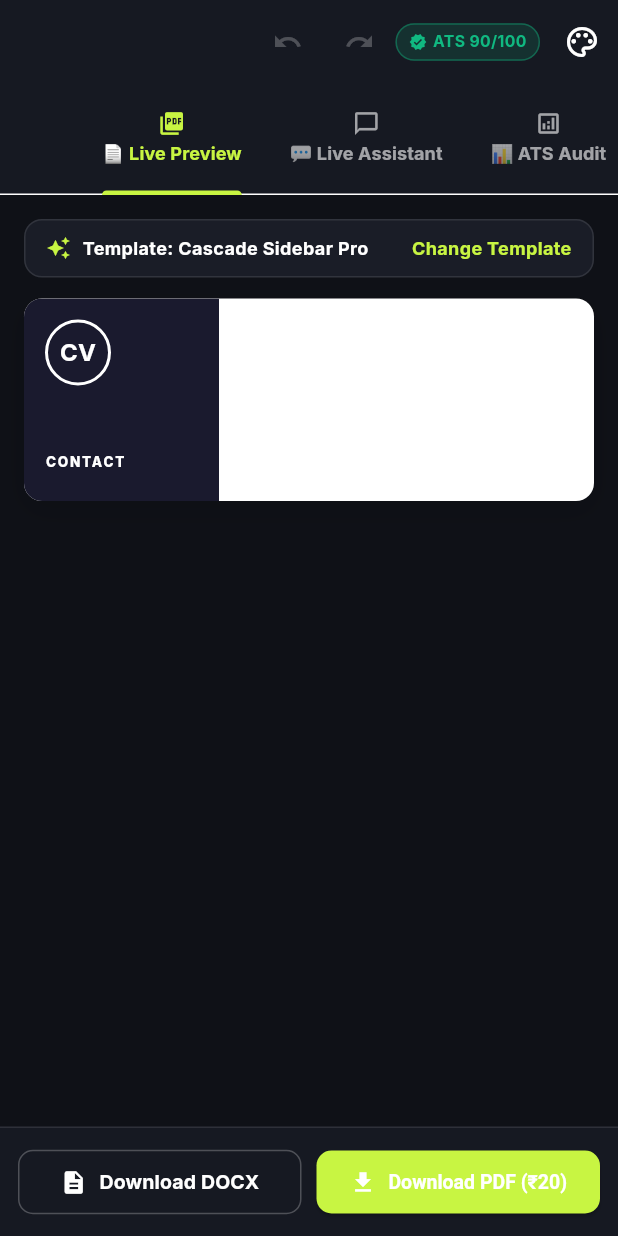
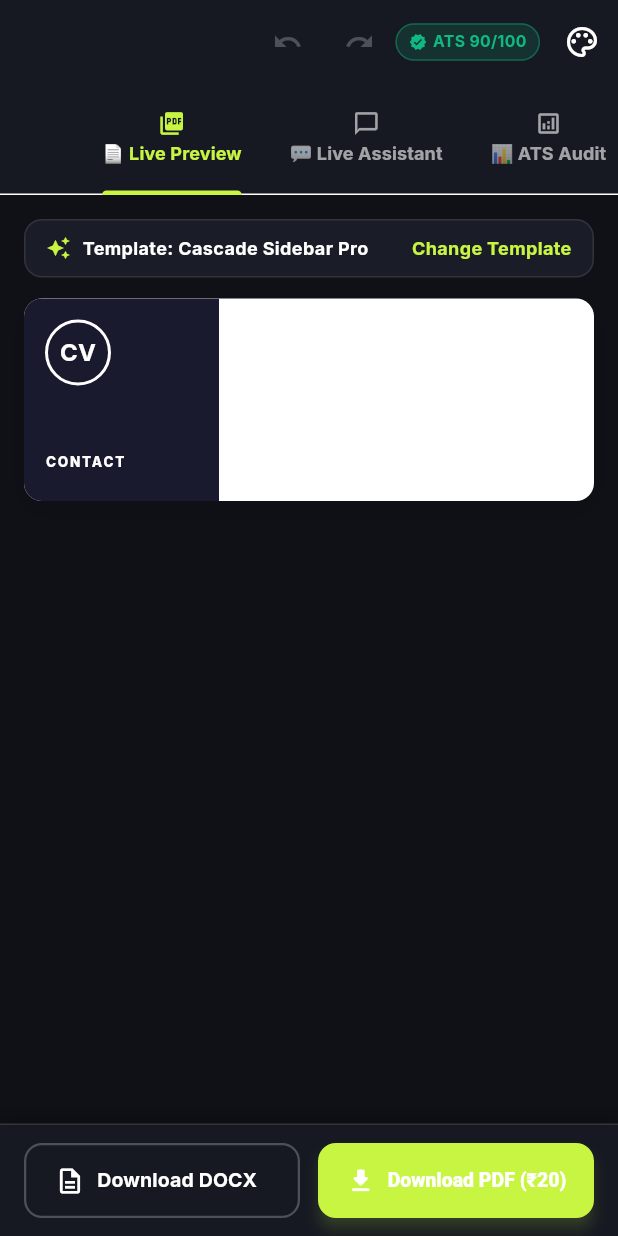
Before and after one commit to Gulabjamun99/resume_ai_pro-, a Flutter app: the ResultScreen screen opened directly with empty values, on a phone screen of 412 x 824 dp. Run offline on Flutter 3.47's test engine with Material 3 defaults, Android fonts, the phone set to English and light mode, and no system bars; our stand-ins replace file_picker, flutter_animate, google_fonts, open_file, shared_preferences; accounts and stored records are empty; network calls fail; statements that could not run were skipped.

Commit message:
Android Flagship Polish: Enhanced ResultScreen with Material 3 sticky action bar, 50dp touch targets, shadow elevation, and 60fps tab switching

```diff
--- a/lib/screens/result_screen.dart
+++ b/lib/screens/result_screen.dart
@@ -824,36 +824,57 @@ class _ResultScreenState extends State<ResultScreen> with SingleTickerProviderSt
       ),
 
       bottomNavigationBar: Container(
-        padding: const EdgeInsets.all(12),
-        decoration: const BoxDecoration(
-          color: Color(0xFF161922),
-          border: Border(top: BorderSide(color: Colors.white10)),
+        padding: const EdgeInsets.symmetric(horizontal: 16, vertical: 12),
+        decoration: BoxDecoration(
+          color: const Color(0xFF161922),
+          border: const Border(top: BorderSide(color: Colors.white12, width: 1)),
+          boxShadow: [
+            BoxShadow(
+              color: Colors.black.withValues(alpha: 0.3),
+              blurRadius: 10,
+              offset: const Offset(0, -4),
+            ),
+          ],
         ),
         child: SafeArea(
           child: Row(
             children: [
               Expanded(
-                child: OutlinedButton.icon(
-                  onPressed: _isDownloading ? null : () => _handleDownload('doc'),
-                  icon: const Icon(Icons.description, color: Colors.white, size: 18),
-                  label: const Text('Download DOCX', style: TextStyle(color: Colors.white, fontSize: 13, fontWeight: FontWeight.bold)),
-                  style: OutlinedButton.styleFrom(
-                    side: const BorderSide(color: Colors.white24),
-                    padding: const EdgeInsets.symmetric(vertical: 12),
-                    shape: RoundedRectangleBorder(borderRadius: BorderRadius.circular(10)),
+                child: SizedBox(
+                  height: 50,
+                  child: OutlinedButton.icon(
+                    onPressed: _isDownloading ? null : () => _handleDownload('doc'),
+                    icon: const Icon(Icons.description_outlined, color: Colors.white, size: 20),
+                    label: const Text(
+                      'Download DOCX',
+                      style: TextStyle(color: Colors.white, fontSize: 13, fontWeight: FontWeight.w700),
+                    ),
+                    style: OutlinedButton.styleFrom(
+                      side: const BorderSide(color: Colors.white24, width: 1.5),
+                      shape: RoundedRectangleBorder(borderRadius: BorderRadius.circular(12)),
+                    ),
                   ),
                 ),
               ),
-              const SizedBox(width: 10),
+              const SizedBox(width: 12),
               Expanded(
-                child: ElevatedButton.icon(
-                  onPressed: _isDownloading ? null : () => _handleDownload('pdf'),
-                  icon: const Icon(Icons.download, color: Colors.white, size: 18),
-                  label: Text(_isPaid ? 'Download PDF' : 'Download PDF (₹$_amount)', style: const TextStyle(color: Colors.white, fontSize: 13, fontWeight: FontWeight.bold)),
-                  style: ElevatedButton.styleFrom(
-                    backgroundColor: AppColors.accent,
-                    padding: const EdgeInsets.symmetric(vertical: 12),
-                    shape: RoundedRectangleBorder(borderRadius: BorderRadius.circular(10)),
+                child: SizedBox(
+                  height: 50,
+                  child: ElevatedButton.icon(
+                    onPressed: _isDownloading ? null : () => _handleDownload('pdf'),
+                    icon: _isDownloading
+                        ? const SizedBox(width: 18, height: 18, child: CircularProgressIndicator(color: Colors.white, strokeWidth: 2))
+                        : const Icon(Icons.download_rounded, color: Colors.white, size: 20),
+                    label: Text(
+                      _isPaid ? 'Download PDF' : 'Download PDF (₹$_amount)',
+                      style: const TextStyle(color: Colors.white, fontSize: 13, fontWeight: FontWeight.w800),
+                    ),
+                    style: ElevatedButton.styleFrom(
+                      backgroundColor: AppColors.accent,
+                      elevation: 4,
+                      shadowColor: AppColors.accent.withValues(alpha: 0.4),
+                      shape: RoundedRectangleBorder(borderRadius: BorderRadius.circular(12)),
+                    ),
                   ),
                 ),
               ),
```
